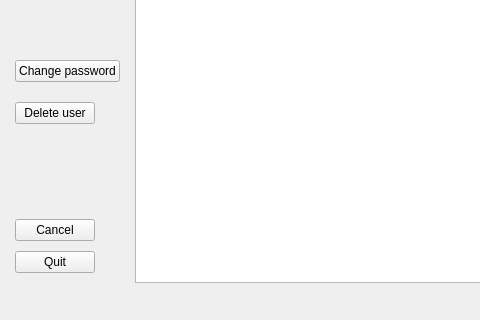
Old version of the form Passer/datawindow.ui in the repository gwentenjoyer/Passer; both pictures show x 0 to 480 and y 176 to 496 of the 816 by 496 pixel window.
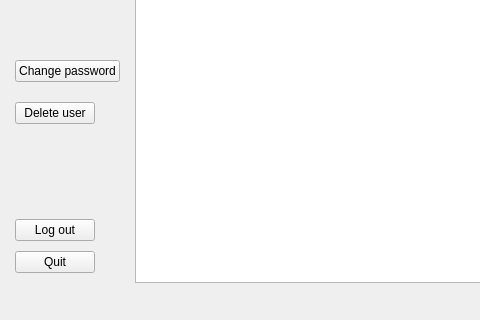
New version of the form.

Commit message: realized copy method of username and password

```diff
--- a/Passer/datawindow.ui
+++ b/Passer/datawindow.ui
@@ -108,7 +108,7 @@
            <cursorShape>PointingHandCursor</cursorShape>
           </property>
           <property name="text">
-           <string>Cancel</string>
+           <string>Log out</string>
           </property>
          </widget>
         </item>
```
The commit also changes 1 other file.
